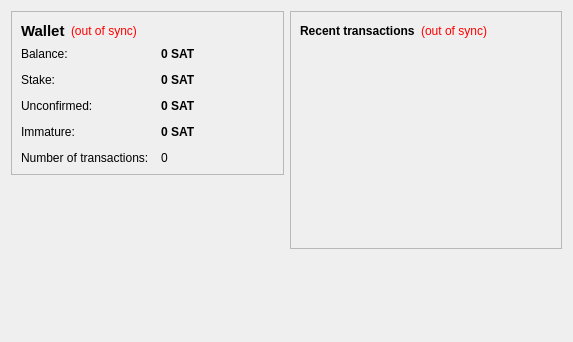
Above: src/qt/forms/overviewpage.ui from hanzou-x/SAT2 before the change. Below: the same form after it.
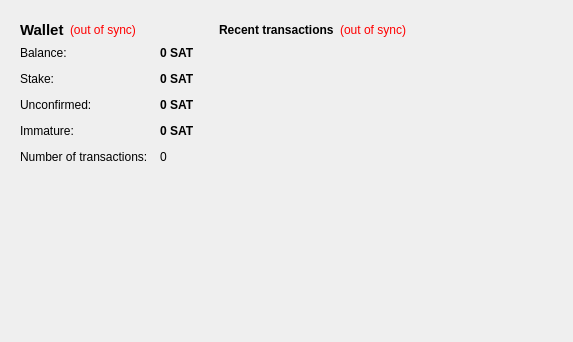
That is the form after the change. Icons and pictures are not drawn.

What changed in the file:
```diff
--- a/src/qt/forms/overviewpage.ui
+++ b/src/qt/forms/overviewpage.ui
@@ -13,16 +13,14 @@
   <property name="windowTitle">
    <string>Form</string>
   </property>
-  <layout class="QHBoxLayout" name="horizontalLayout" stretch="1,1">
-   <item>
-    <layout class="QVBoxLayout" name="verticalLayout_2">
-     <item>
+  <layout class="QGridLayout" name="gridLayout">
+   <item row="0" column="0" colspan="5">
       <widget class="QFrame" name="frame">
        <property name="frameShape">
-        <enum>QFrame::StyledPanel</enum>
+      <enum>QFrame::NoFrame</enum>
        </property>
        <property name="frameShadow">
-        <enum>QFrame::Raised</enum>
+      <enum>QFrame::Plain</enum>
        </property>
        <layout class="QVBoxLayout" name="verticalLayout_4">
         <item>
@@ -218,52 +216,12 @@
        </layout>
       </widget>
      </item>
-     <item>
-      <spacer name="verticalSpacer">
-       <property name="orientation">
-        <enum>Qt::Vertical</enum>
-       </property>
-       <property name="sizeHint" stdset="0">
-        <size>
-         <width>20</width>
-         <height>40</height>
-        </size>
-       </property>
-      </spacer>
-     </item>
-     <item>
-      <widget class="QLabel" name="label_61">
-       <property name="maximumSize">
-        <size>
-         <width>600</width>
-         <height>400</height>
-        </size>
-       </property>
-       <property name="text">
-        <string/>
-       </property>
-       <property name="pixmap">
-        <pixmap resource="../bitcoin.qrc">:/images/backg</pixmap>
-       </property>
-       <property name="scaledContents">
-        <bool>true</bool>
-       </property>
-       <property name="alignment">
-        <set>Qt::AlignCenter</set>
-       </property>
-       <property name="margin">
-        <number>-2</number>
-       </property>
-      </widget>
-     </item>
-    </layout>
-   </item>
-   <item>
+   <item row="0" column="5" rowspan="4">
     <layout class="QVBoxLayout" name="verticalLayout_3">
      <item>
       <widget class="QFrame" name="frame_2">
        <property name="frameShape">
-        <enum>QFrame::StyledPanel</enum>
+        <enum>QFrame::NoFrame</enum>
        </property>
        <property name="frameShadow">
         <enum>QFrame::Raised</enum>
@@ -346,6 +304,76 @@
      </item>
     </layout>
    </item>
+   <item row="1" column="1" rowspan="3">
+    <widget class="QLabel" name="label_61">
+     <property name="maximumSize">
+      <size>
+       <width>225</width>
+       <height>225</height>
+      </size>
+     </property>
+     <property name="text">
+      <string/>
+     </property>
+     <property name="pixmap">
+      <pixmap resource="../bitcoin.qrc">:/images/backg</pixmap>
+     </property>
+     <property name="scaledContents">
+      <bool>true</bool>
+     </property>
+     <property name="alignment">
+      <set>Qt::AlignCenter</set>
+     </property>
+     <property name="margin">
+      <number>-2</number>
+     </property>
+    </widget>
+   </item>
+   <item row="1" column="2">
+    <spacer name="verticalSpacer">
+     <property name="orientation">
+      <enum>Qt::Vertical</enum>
+     </property>
+     <property name="sizeHint" stdset="0">
+      <size>
+       <width>20</width>
+       <height>140</height>
+      </size>
+     </property>
+    </spacer>
+   </item>
+   <item row="2" column="0" rowspan="2">
+    <spacer name="horizontalSpacer_3">
+     <property name="orientation">
+      <enum>Qt::Horizontal</enum>
+     </property>
+     <property name="sizeType">
+      <enum>QSizePolicy::Fixed</enum>
+     </property>
+     <property name="sizeHint" stdset="0">
+      <size>
+       <width>13</width>
+       <height>20</height>
+      </size>
+     </property>
+    </spacer>
+   </item>
+   <item row="3" column="4">
+    <spacer name="horizontalSpacer_4">
+     <property name="orientation">
+      <enum>Qt::Horizontal</enum>
+     </property>
+     <property name="sizeType">
+      <enum>QSizePolicy::Fixed</enum>
+     </property>
+     <property name="sizeHint" stdset="0">
+      <size>
+       <width>13</width>
+       <height>17</height>
+      </size>
+     </property>
+    </spacer>
+   </item>
   </layout>
  </widget>
  <resources>
```
Lines whose indentation alone changed are shown as unchanged.
